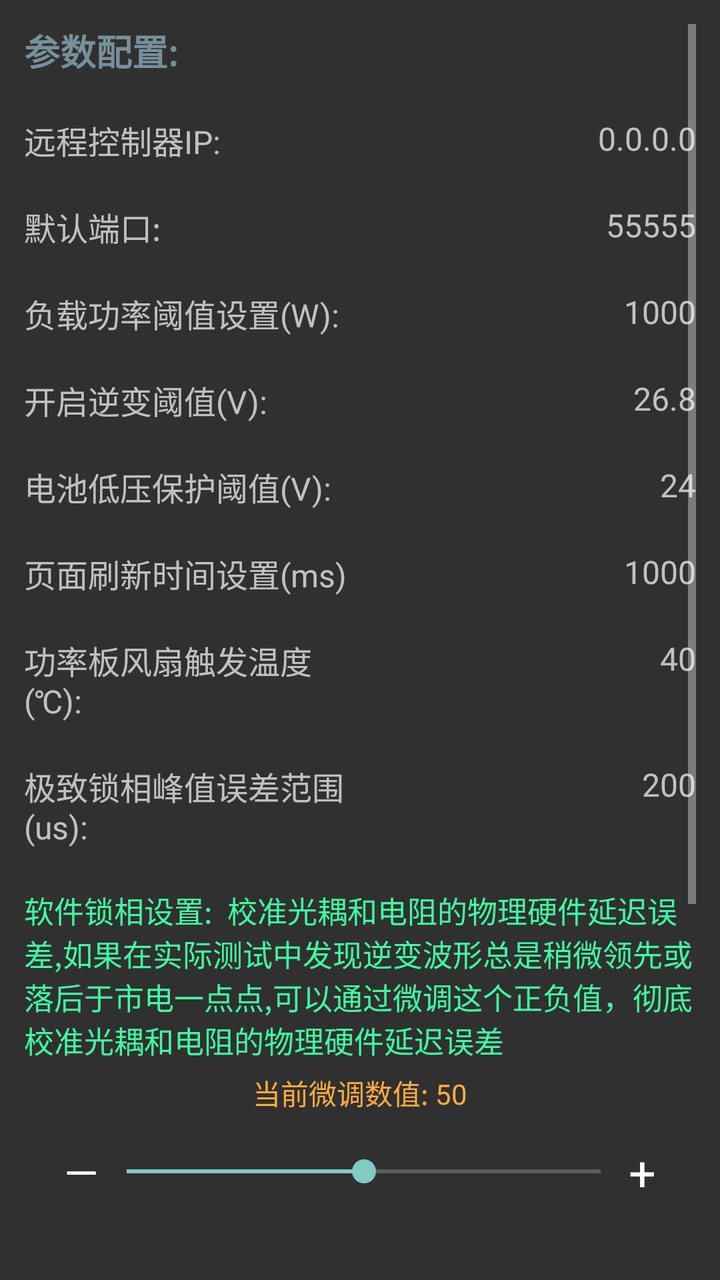
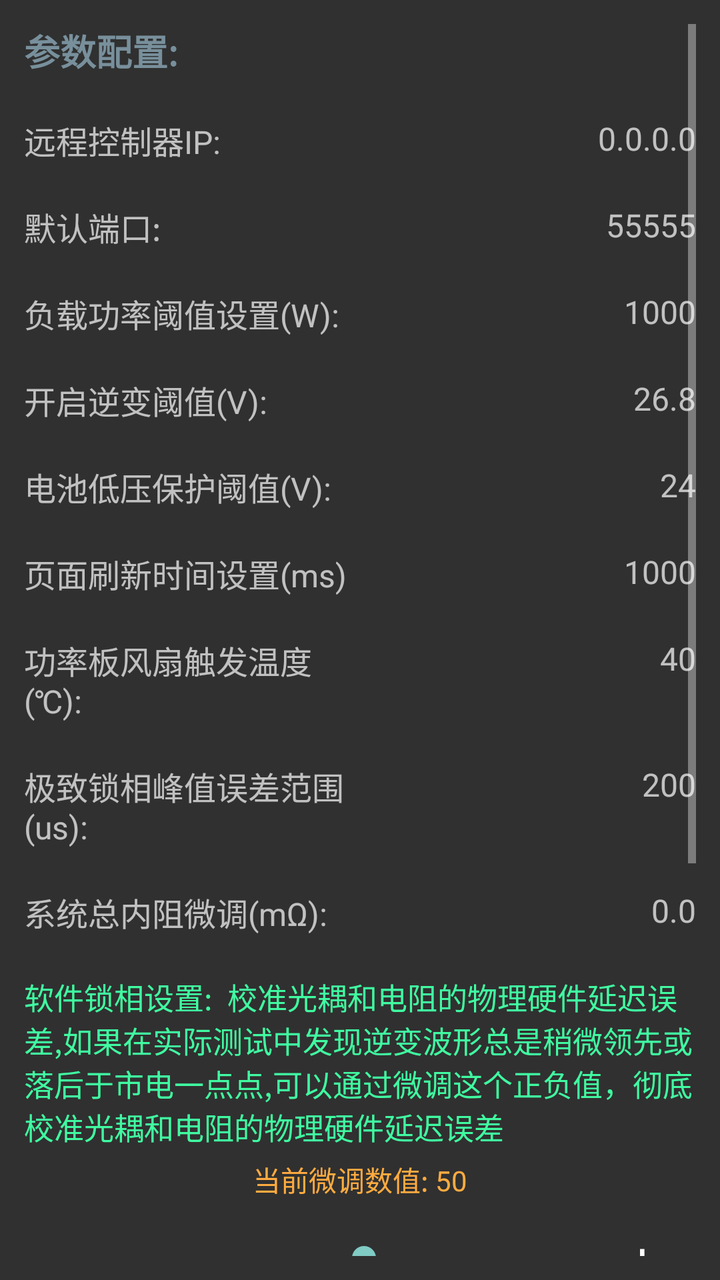

Screens rendered from an Android XML layout before and after an edit, with the pre-edit source and the edit as a unified diff.
<!-- AndroidManifest.xml: application theme Theme.AppCompat.NoActionBar -->
<!-- res/layout/other_activity.xml -->
<?xml version="1.0" encoding="utf-8"?>
<ScrollView xmlns:android="http://schemas.android.com/apk/res/android"
    xmlns:app="http://schemas.android.com/apk/res-auto"
    xmlns:tools="http://schemas.android.com/tools"
    android:layout_width="match_parent"
    android:layout_height="match_parent"
    android:padding="12dp">

    <androidx.constraintlayout.widget.ConstraintLayout
        android:layout_width="match_parent"
        android:layout_height="wrap_content">

        
        <TextView
            android:id="@+id/textView25"
            android:layout_width="0dp"
            android:layout_height="wrap_content"
            android:text="参数配置:"
            android:textSize="18sp"
            android:textStyle="bold"
            android:textColor="#78909C"
            app:layout_constraintTop_toTopOf="parent"
            app:layout_constraintStart_toStartOf="parent"
            app:layout_constraintEnd_toEndOf="parent"
            tools:ignore="HardcodedText" />

        
        <TextView
            android:id="@+id/textView21"
            android:layout_width="0dp"
            android:layout_height="wrap_content"
            android:text="远程控制器IP:"
            android:textSize="16sp"
            app:layout_constraintTop_toBottomOf="@id/textView25"
            app:layout_constraintStart_toStartOf="parent"
            app:layout_constraintEnd_toStartOf="@id/target_ip"
            android:layout_marginTop="20dp"
            tools:ignore="HardcodedText" />

        <TextView
            android:id="@+id/target_ip"
            android:layout_width="0dp"
            android:layout_height="wrap_content"
            android:hint="0.0.0.0"
            android:gravity="end"
            android:textSize="16sp"
            app:layout_constraintTop_toTopOf="@id/textView21"
            app:layout_constraintStart_toEndOf="@id/textView21"
            app:layout_constraintEnd_toEndOf="parent"
            android:layout_marginStart="12dp"
            tools:ignore="HardcodedText" />

        
        <TextView
            android:id="@+id/textView22"
            android:layout_width="0dp"
            android:layout_height="wrap_content"
            android:text="默认端口:"
            android:textSize="16sp"
            app:layout_constraintTop_toBottomOf="@id/textView21"
            app:layout_constraintStart_toStartOf="parent"
            app:layout_constraintEnd_toStartOf="@id/target_port"
            android:layout_marginTop="20dp"
            tools:ignore="HardcodedText" />

        <TextView
            android:id="@+id/target_port"
            android:layout_width="0dp"
            android:layout_height="wrap_content"
            android:hint="55555"
            android:gravity="end"
            android:textSize="16sp"
            app:layout_constraintTop_toTopOf="@id/textView22"
            app:layout_constraintStart_toEndOf="@id/textView22"
            app:layout_constraintEnd_toEndOf="parent"
            android:layout_marginStart="12dp"
            tools:ignore="HardcodedText" />

        
        <TextView
            android:id="@+id/textView7"
            android:layout_width="0dp"
            android:layout_height="wrap_content"
            android:text="负载功率阈值设置(W):"
            android:textSize="16sp"
            app:layout_constraintTop_toBottomOf="@id/textView22"
            app:layout_constraintStart_toStartOf="parent"
            app:layout_constraintEnd_toStartOf="@id/w_edit"
            android:layout_marginTop="20dp"
            tools:ignore="HardcodedText" />

        <TextView
            android:id="@+id/w_edit"
            android:layout_width="0dp"
            android:layout_height="wrap_content"
            android:hint="1000"
            android:gravity="end"
            android:textSize="16sp"
            app:layout_constraintTop_toTopOf="@id/textView7"
            app:layout_constraintStart_toEndOf="@id/textView7"
            app:layout_constraintEnd_toEndOf="parent"
            android:layout_marginStart="12dp"
            tools:ignore="HardcodedText" />

        
        <TextView
            android:id="@+id/textView20"
            android:layout_width="0dp"
            android:layout_height="wrap_content"
            android:text="开启逆变阈值(V):"
            android:textSize="16sp"
            app:layout_constraintTop_toBottomOf="@id/textView7"
            app:layout_constraintStart_toStartOf="parent"
            app:layout_constraintEnd_toStartOf="@id/open_pv_value"
            android:layout_marginTop="20dp"
            tools:ignore="HardcodedText" />

        <TextView
            android:id="@+id/open_pv_value"
            android:layout_width="0dp"
            android:layout_height="wrap_content"
            android:hint="26.8"
            android:gravity="end"
            android:textSize="16sp"
            app:layout_constraintTop_toTopOf="@id/textView20"
            app:layout_constraintStart_toEndOf="@id/textView20"
            app:layout_constraintEnd_toEndOf="parent"
            android:layout_marginStart="12dp"
            tools:ignore="HardcodedText" />

        
        <TextView
            android:id="@+id/textView"
            android:layout_width="0dp"
            android:layout_height="wrap_content"
            android:text="电池低压保护阈值(V):"
            android:textSize="16sp"
            app:layout_constraintTop_toBottomOf="@id/textView20"
            app:layout_constraintStart_toStartOf="parent"
            app:layout_constraintEnd_toStartOf="@id/low_voltage_set"
            android:layout_marginTop="20dp"
            tools:ignore="HardcodedText" />

        <TextView
            android:id="@+id/low_voltage_set"
            android:layout_width="0dp"
            android:layout_height="wrap_content"
            android:layout_marginStart="12dp"
            android:gravity="end"
            android:hint="24"
            android:textSize="16sp"
            app:layout_constraintEnd_toEndOf="parent"
            app:layout_constraintStart_toEndOf="@id/textView"
            app:layout_constraintTop_toTopOf="@id/textView"
            tools:ignore="HardcodedText,TextContrastCheck" />

        
        <TextView
            android:id="@+id/textView23"
            android:layout_width="0dp"
            android:layout_height="wrap_content"
            android:text="页面刷新时间设置(ms)"
            android:textSize="16sp"
            app:layout_constraintTop_toBottomOf="@id/textView"
            app:layout_constraintStart_toStartOf="parent"
            app:layout_constraintEnd_toStartOf="@id/refresh_time_set"
            android:layout_marginTop="20dp"
            tools:ignore="HardcodedText" />

        <TextView
            android:id="@+id/refresh_time_set"
            android:layout_width="0dp"
            android:layout_height="wrap_content"
            android:hint="1000"
            android:gravity="end"
            android:textSize="16sp"
            app:layout_constraintTop_toTopOf="@id/textView23"
            app:layout_constraintStart_toEndOf="@id/textView23"
            app:layout_constraintEnd_toEndOf="parent"
            android:layout_marginStart="12dp"
            tools:ignore="HardcodedText" />

        
        <TextView
            android:id="@+id/textView30"
            android:layout_width="0dp"
            android:layout_height="wrap_content"
            android:text="功率板风扇触发温度(℃):"
            android:textSize="16sp"
            app:layout_constraintTop_toBottomOf="@id/textView23"
            app:layout_constraintStart_toStartOf="parent"
            app:layout_constraintEnd_toStartOf="@id/mos_trigger_value"
            android:layout_marginTop="20dp"
            tools:ignore="HardcodedText" />

        <TextView
            android:id="@+id/mos_trigger_value"
            android:layout_width="0dp"
            android:layout_height="wrap_content"
            android:hint="40"
            android:gravity="end"
            android:textSize="16sp"
            app:layout_constraintTop_toTopOf="@id/textView30"
            app:layout_constraintStart_toEndOf="@id/textView30"
            app:layout_constraintEnd_toEndOf="parent"
            android:layout_marginStart="12dp"
            tools:ignore="HardcodedText" />

        
        <TextView
            android:id="@+id/textView32"
            android:layout_width="0dp"
            android:layout_height="wrap_content"
            android:text="极致锁相峰值误差范围(us):"
            android:textSize="16sp"
            app:layout_constraintTop_toBottomOf="@id/textView30"
            app:layout_constraintStart_toStartOf="parent"
            app:layout_constraintEnd_toStartOf="@id/mos_trigger_value"
            android:layout_marginTop="20dp"
            tools:ignore="HardcodedText" />

        <TextView
            android:id="@+id/lock_us_diff"
            android:layout_width="0dp"
            android:layout_height="wrap_content"
            android:layout_marginStart="12dp"
            android:gravity="end"
            android:hint="200"
            android:textSize="16sp"
            app:layout_constraintEnd_toEndOf="parent"
            app:layout_constraintStart_toEndOf="@id/textView32"
            app:layout_constraintTop_toTopOf="@id/textView32"
            tools:ignore="HardcodedText,TextContrastCheck" />

        <TextView
            android:id="@+id/textView31"
            android:layout_width="0dp"
            android:layout_height="wrap_content"
            android:text="软件锁相设置:  校准光耦和电阻的物理硬件延迟误差,如果在实际测试中发现逆变波形总是稍微领先或落后于市电一点点,可以通过微调这个正负值，彻底校准光耦和电阻的物理硬件延迟误差"
            android:textSize="15sp"
            android:textColor="#40FBA1"
            android:layout_marginTop="20dp"
            app:layout_constraintTop_toBottomOf="@+id/textView32"
            tools:ignore="HardcodedText,MissingConstraints" />

        <TextView
            android:id="@+id/tvSliderValue"
            android:layout_width="wrap_content"
            android:layout_height="wrap_content"
            android:text="当前微调数值: 50"
            android:textSize="14sp"
            android:textColor="#FFAB40"
            android:layout_marginTop="5dp"
            app:layout_constraintTop_toBottomOf="@+id/textView31"
            app:layout_constraintStart_toStartOf="parent"
            app:layout_constraintEnd_toEndOf="parent"
            tools:ignore="HardcodedText" />

        <LinearLayout
            android:id="@+id/linearLayout"
            android:layout_width="match_parent"
            android:layout_height="wrap_content"
            android:orientation="horizontal"
            android:gravity="center_vertical"
            android:layout_marginTop="5dp"
            android:paddingLeft="12dp"
            android:paddingRight="12dp"
            app:layout_constraintTop_toBottomOf="@+id/tvSliderValue">

            <TextView
                android:id="@+id/btnMinus"
                android:layout_width="wrap_content"
                android:layout_height="wrap_content"
                android:clickable="true"
                android:focusable="true"
                android:padding="8dp"
                android:text="—"
                android:textColor="#FFFFFF"
                android:textSize="22sp"
                tools:ignore="HardcodedText,TouchTargetSizeCheck" />
            
            <SeekBar
                android:id="@+id/mySeekBar"
                android:layout_width="0dp"
                android:layout_height="wrap_content"
                android:layout_weight="1"
                android:max="4000"
                android:progress="2000"
                android:paddingStart="6dp"
                android:paddingEnd="6dp"
                android:thumbOffset="6dp" />
            
            <TextView
                android:id="@+id/btnPlus"
                android:layout_width="wrap_content"
                android:layout_height="wrap_content"
                android:clickable="true"
                android:focusable="true"
                android:padding="8dp"
                android:text="+"
                android:textColor="#FFFFFF"
                android:textSize="24sp"
                tools:ignore="HardcodedText,TouchTargetSizeCheck" />
        </LinearLayout>
        
        <TextView
            android:id="@+id/custom_output"
            android:layout_width="0dp"
            android:layout_height="wrap_content"
            android:text="输出模式设定:"
            android:textColor="#78909C"
            android:textSize="16sp"
            android:textStyle="bold"
            android:layout_marginTop="20dp"
            app:layout_constraintEnd_toEndOf="parent"
            app:layout_constraintStart_toStartOf="parent"
            app:layout_constraintTop_toBottomOf="@+id/linearLayout"
            tools:ignore="HardcodedText" />

        
        <TextView
            android:id="@+id/auto_mode"
            android:layout_width="0dp"
            android:layout_height="wrap_content"
            android:text="自动模式"
            android:textSize="18sp"
            android:textStyle="bold"
            app:layout_constraintTop_toBottomOf="@id/custom_output"
            app:layout_constraintStart_toStartOf="parent"
            app:layout_constraintEnd_toStartOf="@id/power_grid_mode"
            android:layout_marginTop="25dp"
            tools:ignore="HardcodedText" />

        <TextView
            android:id="@+id/power_grid_mode"
            android:layout_width="0dp"
            android:layout_height="wrap_content"
            android:text="市电模式"
            android:gravity="center"
            android:textSize="18sp"
            android:textStyle="bold"
            app:layout_constraintTop_toTopOf="@id/auto_mode"
            app:layout_constraintStart_toEndOf="@id/auto_mode"
            app:layout_constraintEnd_toStartOf="@id/pv_mode"
            tools:ignore="HardcodedText" />

        <TextView
            android:id="@+id/pv_mode"
            android:layout_width="0dp"
            android:layout_height="wrap_content"
            android:text="逆变模式"
            android:gravity="end"
            android:textSize="18sp"
            android:textStyle="bold"
            app:layout_constraintTop_toTopOf="@id/auto_mode"
            app:layout_constraintStart_toEndOf="@id/power_grid_mode"
            app:layout_constraintEnd_toEndOf="parent"
            tools:ignore="HardcodedText" />

        
        <TextView
            android:id="@+id/reset_network"
            android:layout_width="0dp"
            android:layout_height="wrap_content"
            android:text="重置网络及参数"
            android:textSize="18sp"
            android:textStyle="bold"
            android:gravity="center"
            android:background="#AC0E07"
            android:textColor="#FFFFFF"
            app:layout_constraintTop_toBottomOf="@id/auto_mode"
            app:layout_constraintStart_toStartOf="parent"
            app:layout_constraintEnd_toEndOf="parent"
            android:layout_marginTop="35dp"
            android:padding="12dp"
            tools:ignore="HardcodedText" />

        
        <TextView
            android:id="@+id/textView18"
            android:layout_width="0dp"
            android:layout_height="wrap_content"
            android:text="设置模块参数,包括双电源切换时的电压阈值,还有电池低压保护电压,默认情况下使用太阳能逆变做为主供电，当负载功率达到设定功率时，自动切换到市电做为输出."
            android:textSize="14sp"
            android:textColor="#78909C"
            app:layout_constraintTop_toBottomOf="@id/reset_network"
            app:layout_constraintStart_toStartOf="parent"
            app:layout_constraintEnd_toEndOf="parent"
            android:layout_marginTop="25dp"
            tools:ignore="HardcodedText" />

    </androidx.constraintlayout.widget.ConstraintLayout>
</ScrollView>
<!-- resources referenced by this layout -->
<resources>

</resources>

<!-- the commit's change to res/layout/other_activity.xml (unified diff, before → after) -->
@@ -232,6 +232,32 @@
             app:layout_constraintTop_toTopOf="@id/textView32"
             tools:ignore="HardcodedText,TextContrastCheck" />
 
+        
+        <TextView
+            android:id="@+id/textView33"
+            android:layout_width="0dp"
+            android:layout_height="wrap_content"
+            android:text="系统总内阻微调(mΩ):"
+            android:textSize="16sp"
+            app:layout_constraintTop_toBottomOf="@id/textView32"
+            app:layout_constraintStart_toStartOf="parent"
+            app:layout_constraintEnd_toStartOf="@id/mos_trigger_value"
+            android:layout_marginTop="20dp"
+            tools:ignore="HardcodedText" />
+
+        <TextView
+            android:id="@+id/system_r"
+            android:layout_width="0dp"
+            android:layout_height="wrap_content"
+            android:layout_marginStart="12dp"
+            android:gravity="end"
+            android:hint="0.0"
+            android:textSize="16sp"
+            app:layout_constraintEnd_toEndOf="parent"
+            app:layout_constraintStart_toEndOf="@id/textView33"
+            app:layout_constraintTop_toTopOf="@id/textView33"
+            tools:ignore="HardcodedText,TextContrastCheck" />
+
         <TextView
             android:id="@+id/textView31"
             android:layout_width="0dp"
@@ -240,7 +266,7 @@
             android:textSize="15sp"
             android:textColor="#40FBA1"
             android:layout_marginTop="20dp"
-            app:layout_constraintTop_toBottomOf="@+id/textView32"
+            app:layout_constraintTop_toBottomOf="@+id/textView33"
             tools:ignore="HardcodedText,MissingConstraints" />
 
         <TextView
